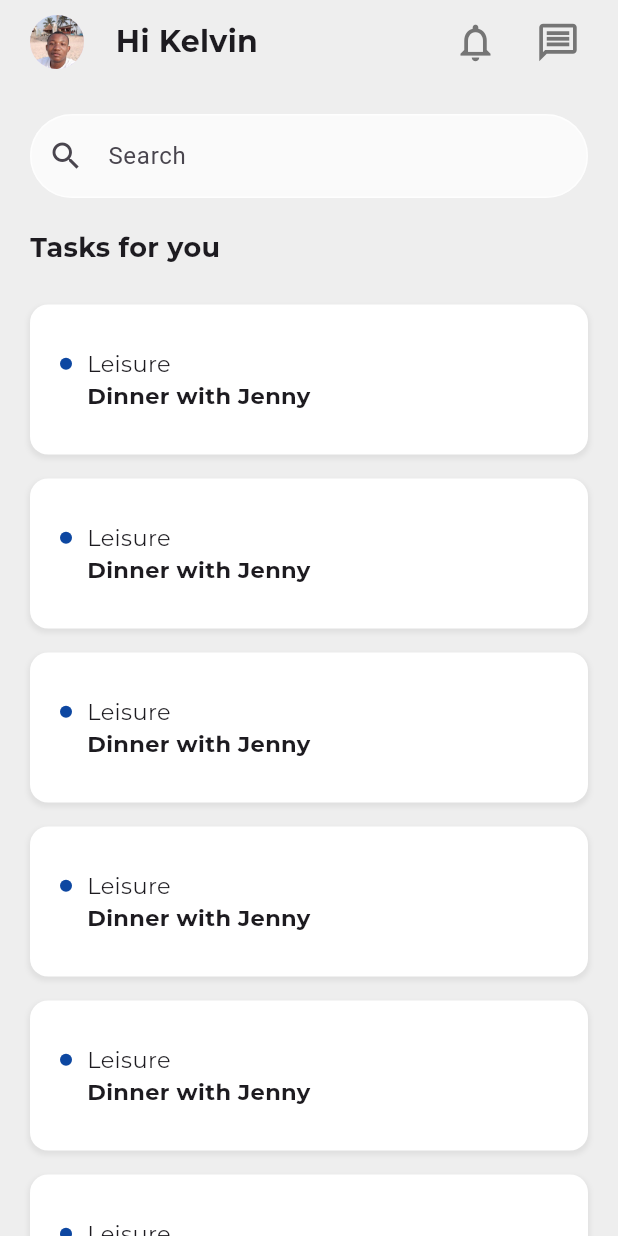
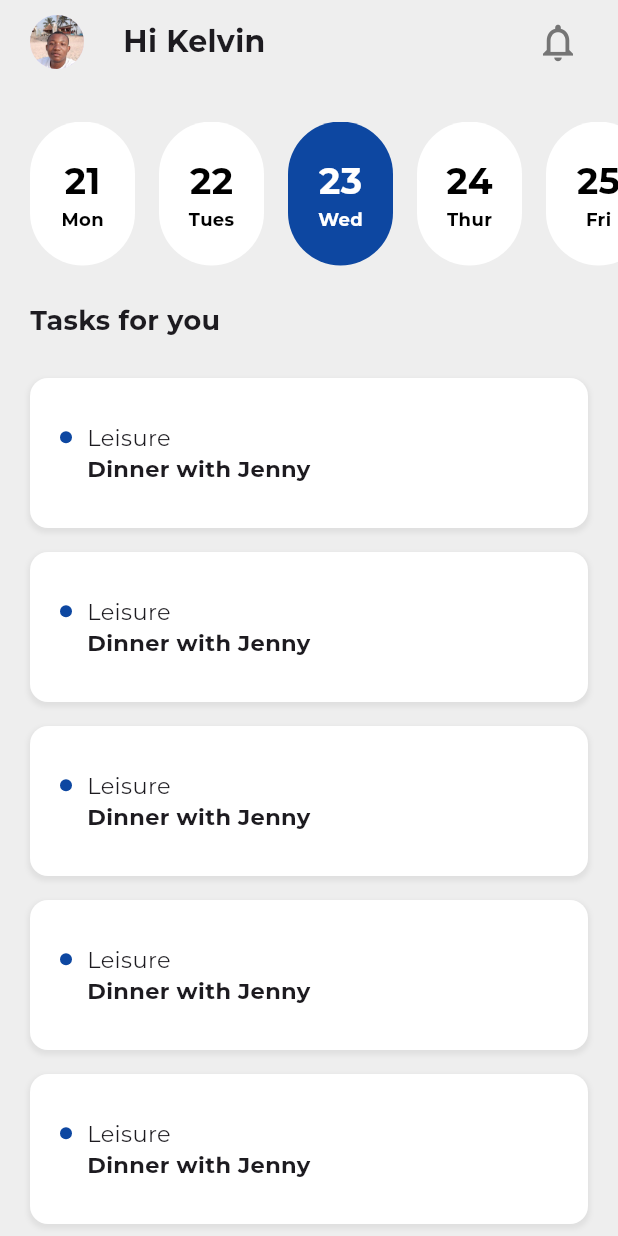
Before and after one commit to KelvinJC/productivo, a Flutter app: the screen it shows once a user with an empty profile is signed in, on a phone screen of 412 x 824 dp. Run offline on Flutter 3.47's test engine with Material 3 defaults, Android fonts, the phone set to English and light mode, and no system bars; our stand-ins replace firebase_auth, firebase_core, flutter_svg, google_fonts; accounts and stored records are empty.

Commit message:
Test horizontal display of dates

```diff
--- a/lib/components/calendar_row.dart
+++ b/lib/components/calendar_row.dart
@@ -0,0 +1,43 @@
+
+
+import 'package:flutter/material.dart';
+import 'package:google_fonts/google_fonts.dart';
+import 'package:todo/homepage.dart';
+
+class CalendarRow extends StatelessWidget {
+  final Calendar calendar;
+  const CalendarRow({super.key, required this.calendar});
+
+  @override
+  Widget build(BuildContext context) {
+    return Container(
+      width: 70,
+      height: 50,
+      decoration: BoxDecoration(
+          borderRadius: BorderRadius.circular(40),
+          color: calendar.day == 'Wed' ? Colors.blue[900]: Colors.white
+      ),
+      child: Column(
+        mainAxisAlignment: MainAxisAlignment.center,
+        children: [
+          Text(
+            calendar.date.toString(),
+            style: GoogleFonts.montserrat(
+                fontSize: 24,
+                fontWeight: FontWeight.bold,
+                color: calendar.date == 23 ? Colors.white : Colors.black
+            ),
+          ),
+          Text(
+            calendar.day,
+            style: GoogleFonts.montserrat(
+                fontSize: 12,
+                fontWeight: FontWeight.bold,
+                color: calendar.date == 23 ? Colors.white :Colors.black
+            ),
+          ),
+        ],
+      ),
+    );
+  }
+}
--- a/lib/homepage.dart
+++ b/lib/homepage.dart
@@ -1,9 +1,20 @@
+
 import 'package:google_fonts/google_fonts.dart';
 import 'package:flutter/material.dart';
 import 'package:provider/provider.dart';
 import 'package:todo/components/todo_list_row.dart';
+import 'package:todo/components/calendar_row.dart';
+
 import 'package:todo/validation/view_models/login_validation.dart';
 import 'auth/view_models/auth_view_model.dart';
+
+class Calendar {
+  String day;
+  int date;
+
+  Calendar({required this.day, required this.date});
+
+}
 
 class HomePage extends StatelessWidget {
   const HomePage({super.key});
@@ -12,22 +23,36 @@ class HomePage extends StatelessWidget {
   Widget build(BuildContext context) {
     FirebaseAuthViewModel authViewModel = context.watch<FirebaseAuthViewModel>();
     LoginValidationViewModel loginValidationViewModel = context.watch<LoginValidationViewModel>();
-
+    List cal = [
+      Calendar(day: 'Mon', date: 21),
+      Calendar(day: 'Tues', date: 22),
+      Calendar(day: 'Wed', date: 23),
+      Calendar(day: 'Thur', date: 24),
+      Calendar(day: 'Fri', date: 25),
+      Calendar(day: 'Sat', date: 26),
+      Calendar(day: 'Sun', date: 27),
+    ];
 
     return Scaffold(
       backgroundColor: Colors.grey[200],
       appBar: AppBar(
         backgroundColor: Colors.grey[200],
-        leading: const Padding(
+        leading: Padding(
           padding: EdgeInsets.only(left: 20.0),
-          child: CircleAvatar(
-            radius: 50,
-            backgroundImage: AssetImage('assets/images/beach3.png'),
+          child: GestureDetector(
+            onTap: () {
+              loginValidationViewModel.changeUserLoggedOut();
+              authViewModel.signOut();
+            },
+            child: CircleAvatar(
+              radius: 50,
+              backgroundImage: AssetImage('assets/images/beach3.png'),
+            ),
           ),
         ),
         actions: [
           Padding(
-            padding: const EdgeInsets.only(right: 130.0),
+            padding: const EdgeInsets.only(right: 180.0),
             child: Text(
               'Hi Kelvin',
               style: GoogleFonts.montserrat(
@@ -42,46 +67,61 @@ class HomePage extends StatelessWidget {
             size: 30.0,
           ),
           SizedBox(width: 25,),
-          Icon(
-            color: Colors.grey[600],
-            Icons.message_outlined,
-            size: 30.0,
-          ),
-          SizedBox(width: 25,),
+          // Icon(
+          //   color: Colors.grey[600],
+          //   Icons.message_outlined,
+          //   size: 30.0,
+          // ),
+          // SizedBox(width: 25,),
 
         ],
       ),
       body: Column(
         children: [
-          Padding(
-            padding: const EdgeInsets.all(20.0),
-            child: TextFormField(
-              decoration: InputDecoration(
-                  hintText: 'Search',
-                  prefixIcon: GestureDetector(
-                    onTap: () {
-                      loginValidationViewModel.changeUserLoggedOut();
-                      authViewModel.signOut();
-                    },
-                    child: Icon(Icons.search)
-                  ),
-                  filled: true,
-                  fillColor: Colors.white70,
-                  enabledBorder: OutlineInputBorder(
-                    borderSide: BorderSide(
-                        width: 1,
-                        color: Colors.white70
-                    ),
-                    borderRadius: BorderRadius.circular(30),
-                  ),
-                  focusedBorder: OutlineInputBorder(
-                    borderSide: BorderSide(
-                        width: 1,
-                        color: Colors.white70
-                    ),
-                    borderRadius: BorderRadius.circular(30),
-                  )
-              ),
+          SizedBox(height: 25,),
+          // Padding(
+          //   padding: const EdgeInsets.all(20.0),
+          //   child: TextFormField(
+          //     decoration: InputDecoration(
+          //         hintText: 'Search',
+          //         prefixIcon: GestureDetector(
+          //           onTap: () {
+          //             loginValidationViewModel.changeUserLoggedOut();
+          //             authViewModel.signOut();
+          //           },
+          //           child: Icon(Icons.search)
+          //         ),
+          //         filled: true,
+          //         fillColor: Colors.white70,
+          //         enabledBorder: OutlineInputBorder(
+          //           borderSide: BorderSide(
+          //               width: 1,
+          //               color: Colors.white70
+          //           ),
+          //           borderRadius: BorderRadius.circular(30),
+          //         ),
+          //         focusedBorder: OutlineInputBorder(
+          //           borderSide: BorderSide(
+          //               width: 1,
+          //               color: Colors.white70
+          //           ),
+          //           borderRadius: BorderRadius.circular(30),
+          //         )
+          //     ),
+          //   ),
+          // ),
+          SizedBox(
+            height: 120,
+            child: ListView.builder(
+                padding: EdgeInsets.fromLTRB(12.0, 0.0, 25.0, 24.0),
+                scrollDirection: Axis.horizontal,
+                itemCount: cal.length,
+                itemBuilder: (context, index) {
+                  return Padding(
+                    padding: const EdgeInsets.symmetric(horizontal: 8.0),
+                    child: CalendarRow(calendar: cal[index]),
+                  );
+                }
             ),
           ),
           Padding(
```
